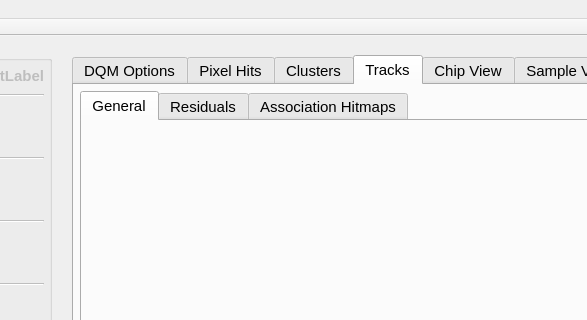
The window that Telescope/DQM/GUI/mainwindow.ui (navrit/dexter) describes before a commit, drawn with Qt 5; both pictures show x 296 to 883 and y 0 to 320 of the 1100 by 766 pixel window.
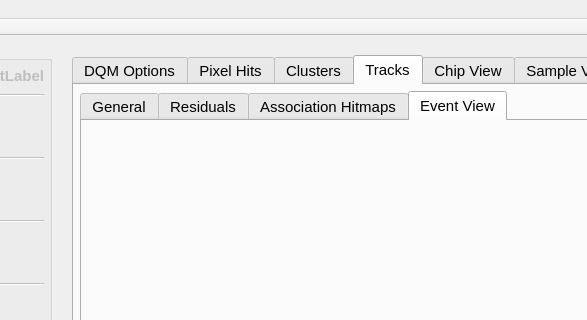
The same window after the commit. The open tabs and pages were chosen to show the change.

Patch:
```diff
--- a/Telescope/DQM/GUI/mainwindow.ui
+++ b/Telescope/DQM/GUI/mainwindow.ui
@@ -2183,7 +2183,7 @@
               <item row="0" column="0">
                <widget class="QTabWidget" name="tabWidget">
                 <property name="currentIndex">
-                 <number>0</number>
+                 <number>3</number>
                 </property>
                 <widget class="QWidget" name="GeneralTrackTab">
                  <attribute name="title">
@@ -2297,6 +2297,16 @@
                   </item>
                  </layout>
                 </widget>
+                <widget class="QWidget" name="eventViewTab">
+                 <attribute name="title">
+                  <string>Event View</string>
+                 </attribute>
+                 <layout class="QGridLayout" name="gridLayout_81">
+                  <item row="0" column="0">
+                   <widget class="QWidget" name="widget_57" native="true"/>
+                  </item>
+                 </layout>
+                </widget>
                </widget>
               </item>
              </layout>
```
Left out of the diff: 487 changed lines with no effect on the pictures.
